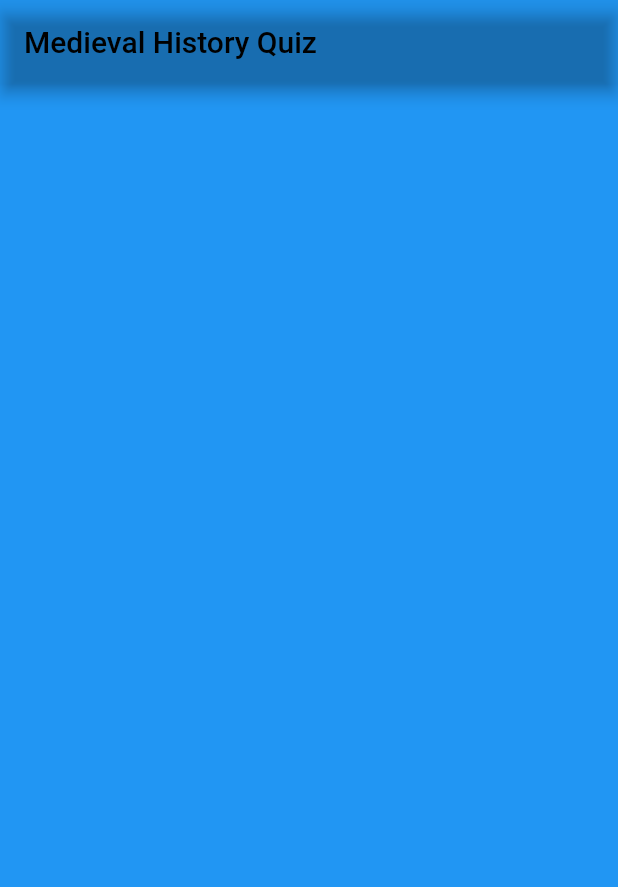
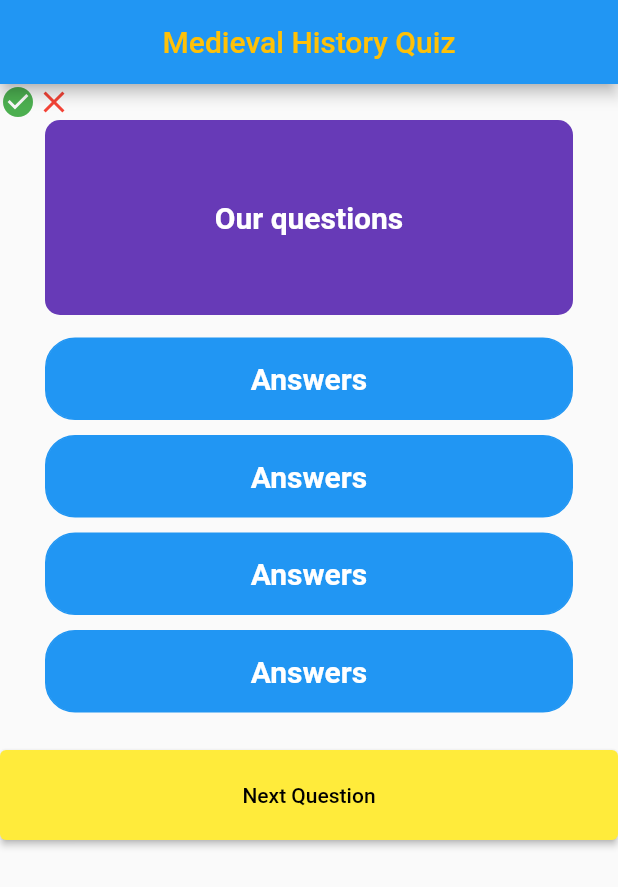
Before and after one commit to christopherwozniak/medieval_quiz, a Flutter app: the screen it shows after launch, on a phone screen of 412 x 824 dp. Shown: the top 887 px of the screen. Run offline on Flutter 3.47's test engine with Material 2 defaults, Android fonts, the light colour scheme and no system bars.

Commit message:
Add Inkwell with answers

```diff
--- a/lib/home_page/home_page.dart
+++ b/lib/home_page/home_page.dart
@@ -1,3 +1,5 @@
+// ignore_for_file: library_private_types_in_public_api, unused_element
+
 import 'package:flutter/material.dart';
 
 class Home extends StatefulWidget {
@@ -13,15 +15,155 @@ class _HomeState extends State<Home> {
   Widget build(BuildContext context) {
     return Scaffold(
       appBar: AppBar(
-        title: const Text('Medieval History Quiz'),
-        backgroundColor: Colors.transparent,
+        title: const Text(
+          'Medieval History Quiz',
+          style: TextStyle(color: Colors.amber),
+        ),
+        backgroundColor: Colors.blue,
+        centerTitle: true,
       ),
-      backgroundColor: Colors.blue,
+      body: Center(
+        child: Column(
+          children: [
+            Row(
+              children: const [
+                Icon(Icons.check_circle, color: Colors.green),
+                Icon(Icons.clear, color: Colors.red),
+              ],
+            ),
+            Container(
+              width: double.infinity,
+              height: 130.0,
+              margin:
+                  const EdgeInsets.only(bottom: 10.0, left: 30.0, right: 30.0),
+              padding:
+                  const EdgeInsets.symmetric(horizontal: 50.0, vertical: 20.0),
+              decoration: BoxDecoration(
+                color: Colors.deepPurple,
+                borderRadius: BorderRadius.circular(10.0),
+              ),
+              child: const Center(
+                child: Text(
+                  'Our questions',
+                  textAlign: TextAlign.center,
+                  style: TextStyle(
+                    fontSize: 20.0,
+                    color: Colors.white,
+                    fontWeight: FontWeight.bold,
+                  ),
+                ),
+              ),
+            ),
+            InkWell(
+              onTap: () {},
+              child: Container(
+                padding: const EdgeInsets.all(15.0),
+                margin:
+                    const EdgeInsets.symmetric(vertical: 5.0, horizontal: 30.0),
+                width: double.infinity,
+                decoration: BoxDecoration(
+                  color: Colors.blue,
+                  border: Border.all(color: Colors.blue),
+                  borderRadius: BorderRadius.circular(20.0),
+                ),
+                child: const Text(
+                  'Answers',
+                  textAlign: TextAlign.center,
+                  style: TextStyle(
+                    fontSize: 20.0,
+                    color: Colors.white,
+                    fontWeight: FontWeight.bold,
+                  ),
+                ),
+              ),
+            ),
+            InkWell(
+              onTap: () {},
+              child: Container(
+                padding: const EdgeInsets.all(15.0),
+                margin:
+                    const EdgeInsets.symmetric(vertical: 5.0, horizontal: 30.0),
+                width: double.infinity,
+                decoration: BoxDecoration(
+                  color: Colors.blue,
+                  border: Border.all(color: Colors.blue),
+                  borderRadius: BorderRadius.circular(20.0),
+                ),
+                child: const Text(
+                  'Answers',
+                  textAlign: TextAlign.center,
+                  style: TextStyle(
+                    fontSize: 20.0,
+                    color: Colors.white,
+                    fontWeight: FontWeight.bold,
+                  ),
+                ),
+              ),
+            ),
+            InkWell(
+              onTap: () {},
+              child: Container(
+                padding: const EdgeInsets.all(15.0),
+                margin:
+                    const EdgeInsets.symmetric(vertical: 5.0, horizontal: 30.0),
+                width: double.infinity,
+                decoration: BoxDecoration(
+                  color: Colors.blue,
+                  border: Border.all(color: Colors.blue),
+                  borderRadius: BorderRadius.circular(20.0),
+                ),
+                child: const Text(
+                  'Answers',
+                  textAlign: TextAlign.center,
+                  style: TextStyle(
+                    fontSize: 20.0,
+                    color: Colors.white,
+                    fontWeight: FontWeight.bold,
+                  ),
+                ),
+              ),
+            ),
+            InkWell(
+              onTap: () {},
+              child: Container(
+                padding: const EdgeInsets.all(15.0),
+                margin:
+                    const EdgeInsets.symmetric(vertical: 5.0, horizontal: 30.0),
+                width: double.infinity,
+                decoration: BoxDecoration(
+                  color: Colors.blue,
+                  border: Border.all(color: Colors.blue),
+                  borderRadius: BorderRadius.circular(20.0),
+                ),
+                child: const Text(
+                  'Answers',
+                  textAlign: TextAlign.center,
+                  style: TextStyle(
+                    fontSize: 20.0,
+                    color: Colors.white,
+                    fontWeight: FontWeight.bold,
+                  ),
+                ),
+              ),
+            ),
+            const SizedBox(
+              height: 20.0,
+            ),
+            ElevatedButton(
+              style: ElevatedButton.styleFrom(
+                minimumSize: const Size(double.infinity, 60.0),
+              ),
+              onPressed: () {},
+              child: const Text('Next Question'),
+            ),
+          ],
+        ),
+      ),
     );
   }
 }
 
-final _questions = const [
+final _questions = [
   {
     'question': 'Kto był pierwszym królem Polski?',
     'answers': [
```
